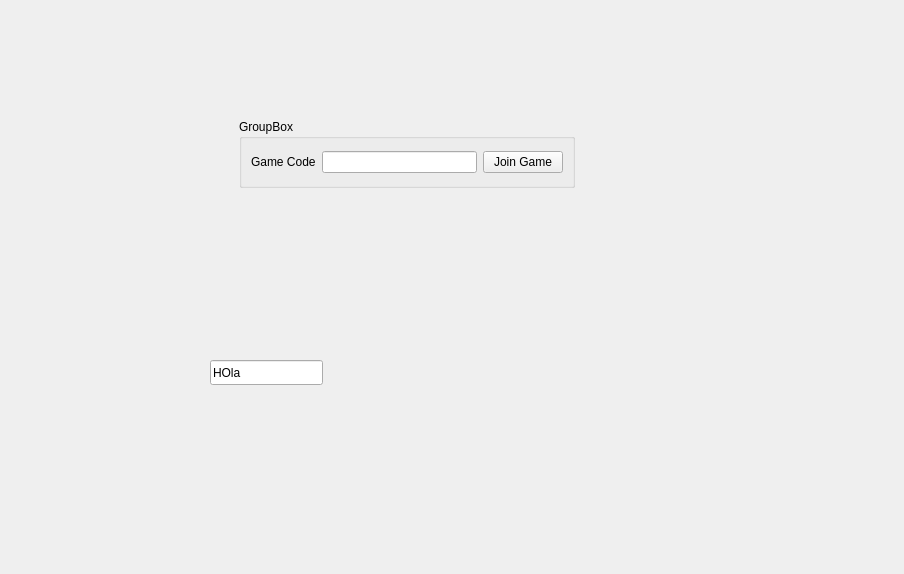
Luansair/Taller1-TP-Left4Dead, file Client/src/LobbyUI/lobbywindow.ui: the form before one commit.
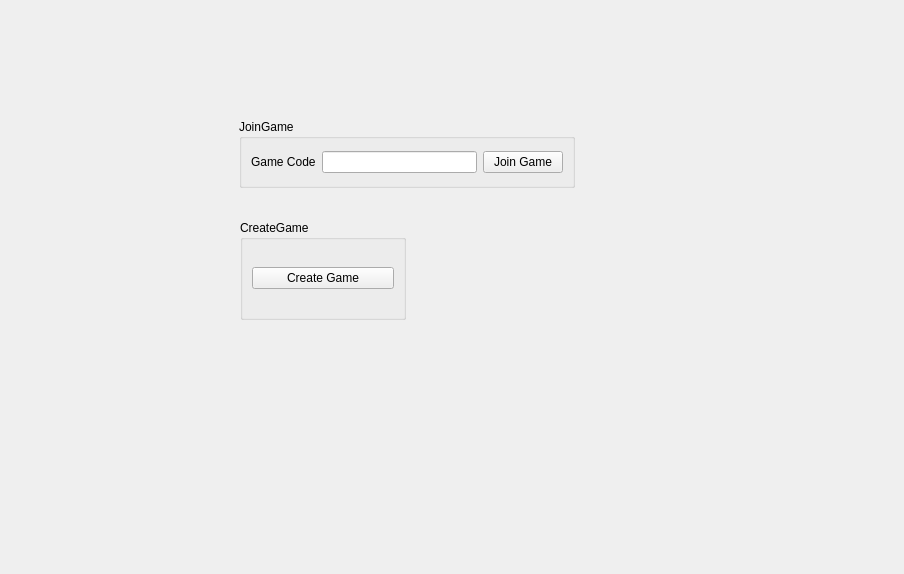
The form after the commit.

Commit message:
feat(ui): se agregan elementos a la ui
La clase lobbywindow ahora tiene las queues para recibir y pushear feedback.
Con esto va a poder mostrar informacion y enviarla segun las interacciones del usuario con la ui.

Se agrega un boton create game a la ui

```diff
--- a/Client/src/LobbyUI/lobbywindow.ui
+++ b/Client/src/LobbyUI/lobbywindow.ui
@@ -23,7 +23,7 @@
     </rect>
    </property>
    <property name="title">
-    <string>GroupBox</string>
+    <string>JoinGame</string>
    </property>
    <layout class="QHBoxLayout" name="horizontalLayout">
     <item>
@@ -45,18 +45,27 @@
     </item>
    </layout>
   </widget>
-  <widget class="QLineEdit" name="lineEdit_2">
+  <widget class="QGroupBox" name="groupBox_creategame">
    <property name="geometry">
     <rect>
-     <x>210</x>
-     <y>360</y>
-     <width>113</width>
-     <height>25</height>
+     <x>240</x>
+     <y>220</y>
+     <width>166</width>
+     <height>100</height>
     </rect>
    </property>
-   <property name="text">
-    <string>HOla</string>
+   <property name="title">
+    <string>CreateGame</string>
    </property>
+   <layout class="QVBoxLayout" name="verticalLayout">
+    <item>
+     <widget class="QPushButton" name="pushButton_creategame">
+      <property name="text">
+       <string>Create Game</string>
+      </property>
+     </widget>
+    </item>
+   </layout>
   </widget>
  </widget>
  <resources/>
```
Left out of the diff: 8 changed lines with no effect on the pictures. The commit also changes 4 other files.
